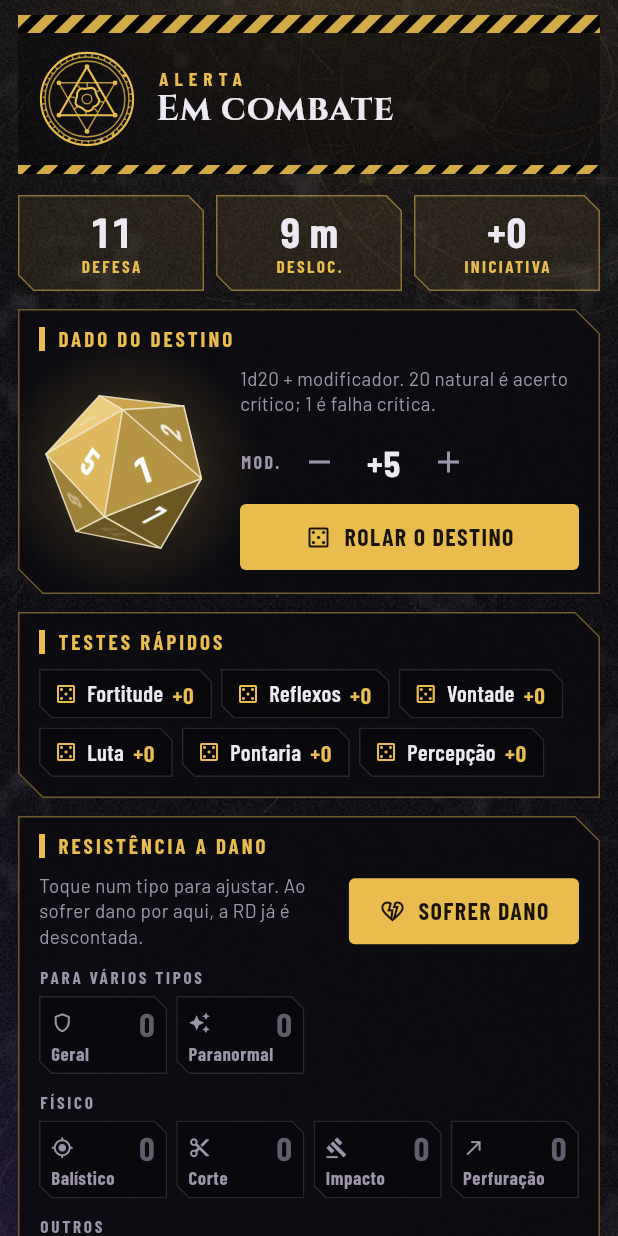
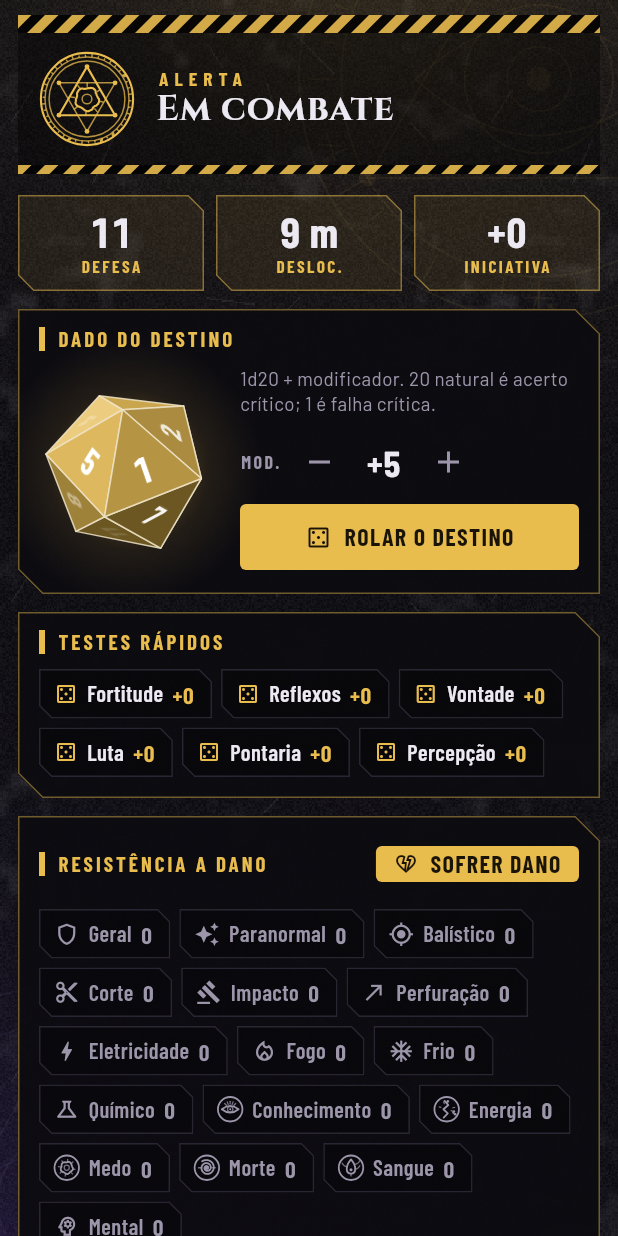
Before and after one commit to enzolealrios24-dot/P.A.U, a Flutter app: the TabCombate widget shown alone on an empty page, opened directly with empty values, on a phone screen of 412 x 824 dp. Run offline on Flutter 3.47's test engine with Material 3 defaults, Android fonts, the phone set to English and light mode, and no system bars; our stand-ins replace cloud_firestore, firebase_auth, firebase_core, image_picker, shared_preferences; accounts and stored records are empty.

Commit message:
RD em fichas compactas, no formato dos testes rápidos
Cada tipo de dano vira uma ficha de uma linha (ícone, nome e valor) e o
botão Sofrer dano passa para o título do painel.

Co-Authored-By: Claude Opus 5.5 <noreply@anthropic.com>

```diff
--- a/lib/screens/sheet/tab_combate.dart
+++ b/lib/screens/sheet/tab_combate.dart
@@ -79,6 +79,7 @@ class _TabCombateState extends State<TabCombate> {
       const SizedBox(height: 12),
       _PainelCortado(
         titulo: 'Resistência a dano',
+        acao: _BotaoSofrerDano(ctx: ctx),
         child: _Resistencias(ctx: ctx),
       ),
       const SizedBox(height: 12),
@@ -245,7 +246,9 @@ class _Corte extends ShapeBorder {
 class _PainelCortado extends StatelessWidget {
   final String titulo;
   final Widget child;
-  const _PainelCortado({required this.titulo, required this.child});
+  /// Botão no canto direito do título (opcional).
+  final Widget? acao;
+  const _PainelCortado({required this.titulo, required this.child, this.acao});
   @override
   Widget build(BuildContext context) => Material(
         color: Cores.painel,
@@ -257,8 +260,11 @@ class _PainelCortado extends StatelessWidget {
             Row(children: [
               Container(width: 4, height: 16, color: Cores.destaque),
               const SizedBox(width: 8),
-              Text(titulo.toUpperCase(),
+              Expanded(
+                child: Text(titulo.toUpperCase(),
                     style: estiloRotulo(14, cor: Cores.destaque, peso: FontWeight.w700, espaco: 2)),
+              ),
+              if (acao != null) acao!,
             ]),
             const SizedBox(height: 10),
             child,
@@ -447,9 +453,9 @@ String _tituloRd(TipoDano t) => switch (t.id) {
       _ => 'RD a ${tiposParanormais.contains(t.id) ? t.nome : t.nome.toLowerCase()}',
     };
 
-/// Quadros de RD por tipo de dano do livro. Cada quadro mostra quanto a
-/// ficha ignora daquele tipo (já somando a geral e a paranormal); tocar abre
-/// o ajuste. O botão de sofrer dano desconta a RD sozinho.
+/// RD por tipo de dano do livro, em fichas compactas como as dos testes
+/// rápidos. Cada uma mostra quanto a ficha ignora daquele tipo (já somando a
+/// geral e a paranormal); tocar abre o ajuste.
 class _Resistencias extends StatelessWidget {
   final CtxFicha ctx;
   const _Resistencias({required this.ctx});
@@ -457,80 +463,63 @@ class _Resistencias extends StatelessWidget {
   @override
   Widget build(BuildContext context) {
     final c = ctx.calc;
-    Widget grupo(String titulo, List<TipoDano> tipos, int Function(String) valor) => Padding(
-          padding: const EdgeInsets.only(top: 12),
-          child: Column(crossAxisAlignment: CrossAxisAlignment.stretch, children: [
-            Text(titulo.toUpperCase(),
-                style: estiloRotulo(11.5, cor: Cores.textoFraco, peso: FontWeight.w700, espaco: 1.8)),
-            const SizedBox(height: 6),
-            LayoutBuilder(builder: (context, lim) {
-              const vao = 6.0;
-              final colunas = max(3, (lim.maxWidth / 80).floor());
-              final largura = (lim.maxWidth - vao * (colunas - 1)) / colunas;
-              return Wrap(spacing: vao, runSpacing: vao, children: [
-                for (final t in tipos)
-                  SizedBox(
-                    width: largura,
-                    child: _QuadroRd(tipo: t, valor: valor(t.id), aoTocar: () => _editarRd(context, ctx, t)),
-                  ),
+    return Wrap(spacing: 6, runSpacing: 6, children: [
+      for (final t in const [rdGeral, rdParanormal])
+        _ChipRd(tipo: t, valor: c.rdDe(t.id), aoTocar: () => _editarRd(context, ctx, t)),
+      for (final t in tiposDano)
+        _ChipRd(tipo: t, valor: c.rdContra(t.id), aoTocar: () => _editarRd(context, ctx, t)),
     ]);
-            }),
-          ]),
-        );
-    return Column(crossAxisAlignment: CrossAxisAlignment.stretch, children: [
-      Row(children: [
-        const Expanded(
-          child: Text('Toque num tipo para ajustar. Ao sofrer dano por aqui, a RD já é descontada.',
-              style: TextStyle(fontSize: 12.5, color: Cores.textoFraco)),
-        ),
-        const SizedBox(width: 10),
-        FilledButton.icon(
+  }
+}
+
+/// Botão do título do painel de RD: abre a janela de sofrer dano.
+class _BotaoSofrerDano extends StatelessWidget {
+  final CtxFicha ctx;
+  const _BotaoSofrerDano({required this.ctx});
+  @override
+  Widget build(BuildContext context) => FilledButton.icon(
         onPressed: () => showModalBottomSheet<void>(
           context: context,
           isScrollControlled: true,
           builder: (_) => _SofrerDano(ctx: ctx),
         ),
-          icon: const Icon(Icons.heart_broken_outlined, size: 18),
+        style: FilledButton.styleFrom(
+          visualDensity: VisualDensity.compact,
+          padding: const EdgeInsets.symmetric(horizontal: 12),
+          minimumSize: const Size(0, 32),
+        ),
+        icon: const Icon(Icons.heart_broken_outlined, size: 16),
         label: const Text('SOFRER DANO'),
-        ),
-      ]),
-      grupo('Para vários tipos', const [rdGeral, rdParanormal], c.rdDe),
-      for (final g in gruposDano) grupo(g, [for (final t in tiposDano) if (t.grupo == g) t], c.rdContra),
-    ]);
-  }
+      );
 }
 
-class _QuadroRd extends StatelessWidget {
+class _ChipRd extends StatelessWidget {
   final TipoDano tipo;
   final int valor;
   final VoidCallback aoTocar;
-  const _QuadroRd({required this.tipo, required this.valor, required this.aoTocar});
+  const _ChipRd({required this.tipo, required this.valor, required this.aoTocar});
   @override
   Widget build(BuildContext context) {
     final cor = _corDano(tipo.id);
     final tem = valor != 0;
     return Material(
-      color: tem ? cor.withValues(alpha: 0.14) : Colors.black.withValues(alpha: 0.3),
-      shape: _Corte(corte: 8, cor: tem ? cor.withValues(alpha: 0.7) : Cores.borda),
+      color: Colors.black.withValues(alpha: 0.3),
+      shape: _Corte(corte: 8, cor: tem ? cor.withValues(alpha: 0.55) : Cores.borda),
       clipBehavior: Clip.antiAlias,
       child: InkWell(
         onTap: aoTocar,
         child: Padding(
-          padding: const EdgeInsets.fromLTRB(8, 7, 8, 7),
-          child: Column(crossAxisAlignment: CrossAxisAlignment.start, children: [
-            Row(children: [
-              _IconeDano(tipo.id, tamanho: 15, cor: tem ? cor : Cores.textoFraco),
-              const Spacer(),
-              Text('$valor',
-                  style: estiloNumero(22, cor: tem ? Cores.texto : Cores.textoFraco.withValues(alpha: 0.6))),
-            ]),
-            const SizedBox(height: 2),
-            FittedBox(
-              fit: BoxFit.scaleDown,
-              alignment: Alignment.centerLeft,
-              child: Text(tipo.nome,
-                  style: estiloRotulo(12.5, cor: tem ? cor : Cores.textoFraco, peso: FontWeight.w700, espaco: 0.4)),
+          padding: const EdgeInsets.fromLTRB(10, 8, 12, 8),
+          child: Row(mainAxisSize: MainAxisSize.min, children: [
+            // mesma altura para ícone e runa, para as fichas ficarem alinhadas
+            SizedBox.square(
+              dimension: 17,
+              child: FittedBox(child: _IconeDano(tipo.id, tamanho: 16, cor: tem ? cor : Cores.textoFraco)),
             ),
+            const SizedBox(width: 6),
+            Text(tipo.nome, style: estiloRotulo(15, cor: tem ? Cores.texto : Cores.textoFraco, espaco: 0.3)),
+            const SizedBox(width: 6),
+            Text('$valor', style: estiloNumero(15, cor: tem ? Cores.destaque : Cores.textoFraco)),
           ]),
         ),
       ),
--- a/vitrine/vitrine_test.dart
+++ b/vitrine/vitrine_test.dart
@@ -103,7 +103,7 @@ void main() {
       await _salvar(tester, 'pericias_${af.toLowerCase()}');
       await _abrirAba(tester, 'COMBATE');
       await _salvar(tester, 'combate_${af.toLowerCase()}');
-      await _rolar(tester, 900);
+      await _rolar(tester, 650);
       await _salvar(tester, 'combate_rd_${af.toLowerCase()}');
       if (af == 'Sangue') await _telasRd(tester);
       await _abrirAba(tester, 'INVENTÁRIO');
@@ -168,6 +168,8 @@ Future<void> _salvar(WidgetTester tester, String nome) async {
 /// Resistência a dano: ajuste de um tipo, a janela de sofrer dano e o
 /// resultado (com o painel de RD já na tela).
 Future<void> _telasRd(WidgetTester tester) async {
+  await tester.ensureVisible(find.text('Fogo'));
+  await tester.pump();
   await tester.tap(find.text('Fogo'));
   await _salvar(tester, 'rd_editar');
   Navigator.of(tester.element(find.text('ANOTADA'))).pop();
```
Lines whose indentation alone changed are shown as unchanged.
